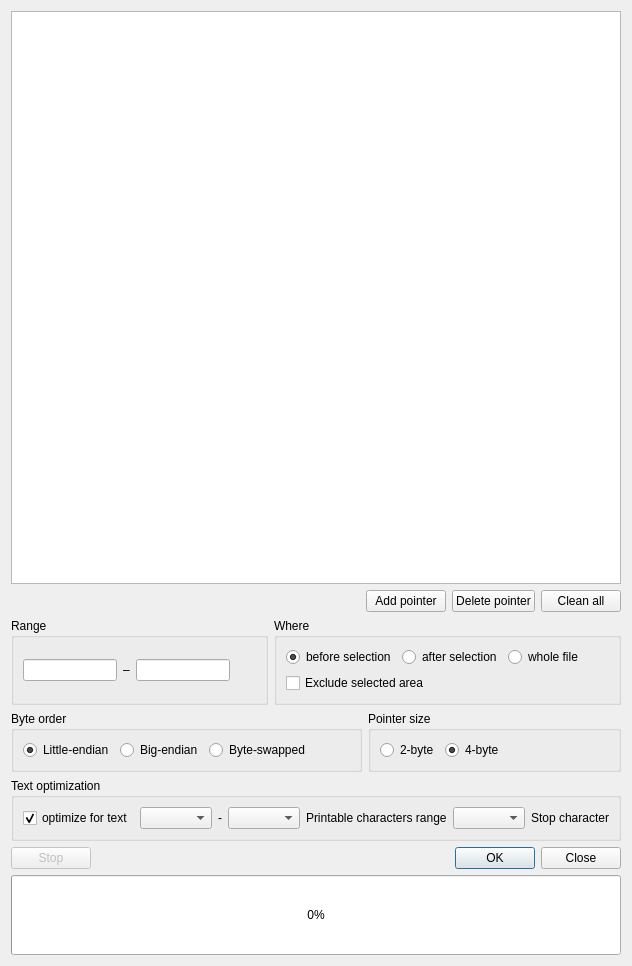
Qt form src/pointersdialog.ui (road-t/RTHextion) before a commit.
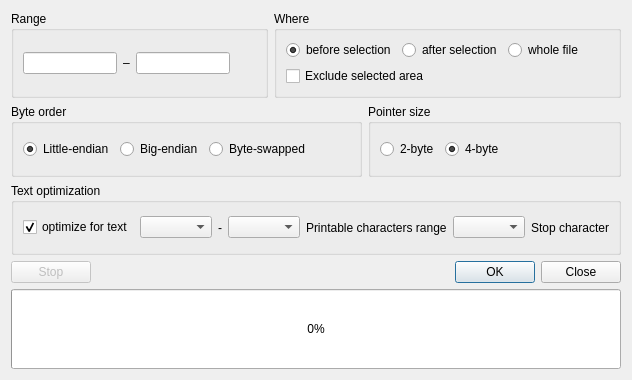
The same form after that commit.

Commit message: Pointers widget added

Diff of the .ui file:
```diff
--- a/src/pointersdialog.ui
+++ b/src/pointersdialog.ui
@@ -7,7 +7,7 @@
     <x>0</x>
     <y>0</y>
     <width>540</width>
-    <height>966</height>
+    <height>380</height>
    </rect>
   </property>
   <property name="windowTitle">
@@ -22,72 +22,6 @@
      <property name="sizeConstraint">
       <enum>QLayout::SetMinimumSize</enum>
      </property>
-     <item>
-      <widget class="QTableView" name="tvPointers">
-       <property name="sizeAdjustPolicy">
-        <enum>QAbstractScrollArea::AdjustToContents</enum>
-       </property>
-       <property name="showDropIndicator" stdset="0">
-        <bool>false</bool>
-       </property>
-       <property name="dragDropOverwriteMode">
-        <bool>false</bool>
-       </property>
-       <property name="selectionMode">
-        <enum>QAbstractItemView::ExtendedSelection</enum>
-       </property>
-       <property name="selectionBehavior">
-        <enum>QAbstractItemView::SelectRows</enum>
-       </property>
-       <property name="sortingEnabled">
-        <bool>true</bool>
-       </property>
-       <property name="wordWrap">
-        <bool>false</bool>
-       </property>
-      </widget>
-     </item>
-     <item>
-      <layout class="QHBoxLayout" name="pointerEditLayout">
-       <item>
-        <spacer name="horizontalSpacer_5">
-         <property name="orientation">
-          <enum>Qt::Horizontal</enum>
-         </property>
-         <property name="sizeType">
-          <enum>QSizePolicy::MinimumExpanding</enum>
-         </property>
-         <property name="sizeHint" stdset="0">
-          <size>
-           <width>20</width>
-           <height>20</height>
-          </size>
-         </property>
-        </spacer>
-       </item>
-       <item>
-        <widget class="QPushButton" name="btnAddPointer">
-         <property name="text">
-          <string>Add pointer</string>
-         </property>
-        </widget>
-       </item>
-       <item>
-        <widget class="QPushButton" name="btnDeletePointer">
-         <property name="text">
-          <string>Delete pointer</string>
-         </property>
-        </widget>
-       </item>
-       <item>
-        <widget class="QPushButton" name="btnCleanAll">
-         <property name="text">
-          <string>Clean all</string>
-         </property>
-        </widget>
-       </item>
-      </layout>
-     </item>
      <item>
       <layout class="QHBoxLayout" name="rangeWhereLayout">
        <item>
```
The commit also changes 8 other files.
